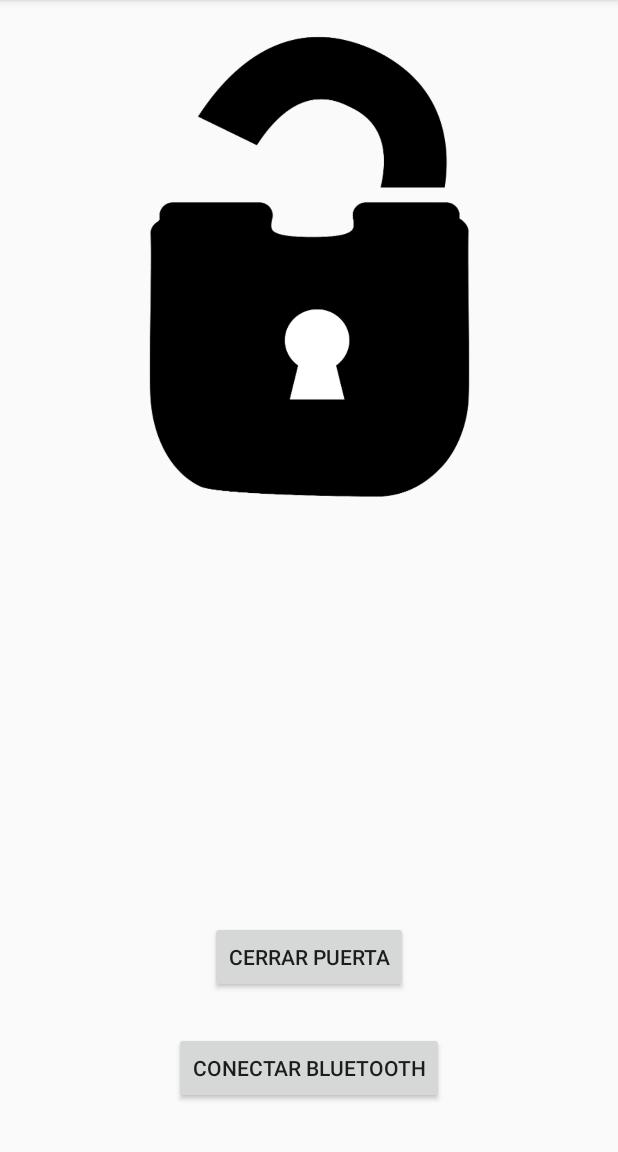
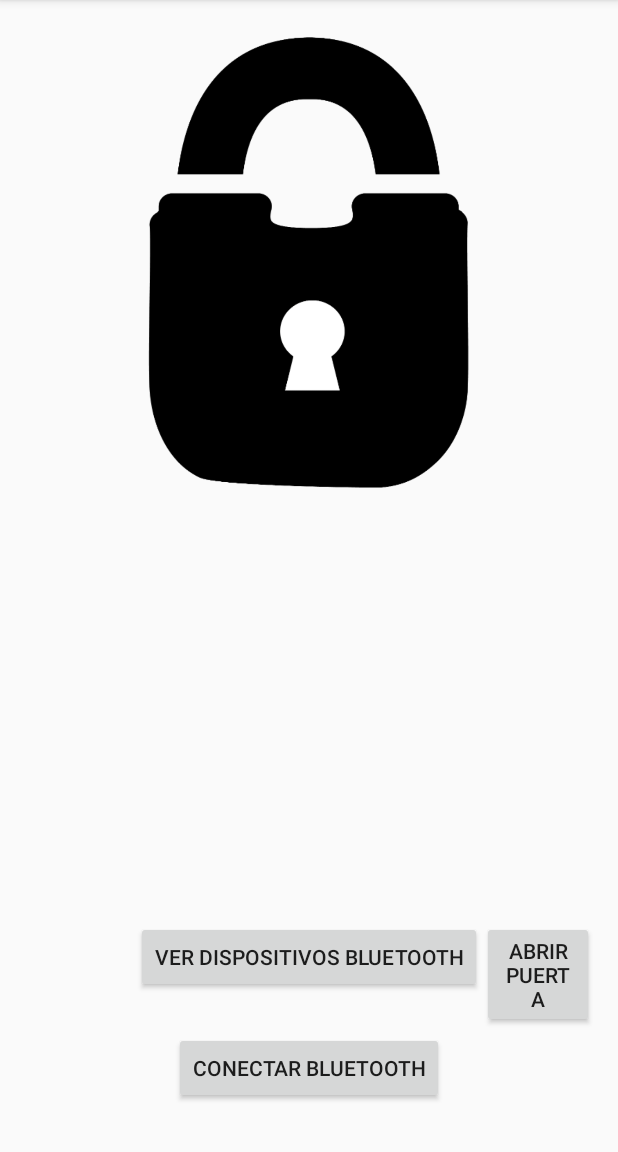
Before and after one commit to fmalessio/um-safe-door, an Android app: the screen it shows after launch (MainActivity), after a tap on an icon or button, on a phone screen of 412 x 824 dp, the part 84-1236 px from its top. Run offline under Robolectric (Android 15) with nearby library versions, the phone set to English and light mode, and no system bars.

Commit message:
Adding the bluetooth list activity

```diff
--- a/Andoird/SafeDoorUM/app/src/main/java/safedoorum/fmalessio/safedoorum/MainActivity.java
+++ b/Andoird/SafeDoorUM/app/src/main/java/safedoorum/fmalessio/safedoorum/MainActivity.java
@@ -21,6 +21,7 @@
     private ImageView lock_state_img;
     private Button lock_state_btn;
     private Button bluetooth_connect_btn;
+    private Button view_bluetooth_list_btn;
 
     private final String DEVICE_ADDRESS = "98:D3:71:FD:41:6D"; // MAC Address of Bluetooth Module
     private final UUID PORT_UUID = UUID.fromString("00001101-0000-1000-8000-00805f9b34fb");
@@ -36,6 +37,7 @@
         lock_state_img = findViewById(R.id.lock_state_img);
         lock_state_btn = findViewById(R.id.lock_state_btn);
         bluetooth_connect_btn = findViewById(R.id.bluetooth_connect_btn);
+        view_bluetooth_list_btn = findViewById(R.id.view_bluetooth_list_btn);
 
         // set vars
         door_closed = true;
@@ -48,12 +50,18 @@
         lock_state_img.setOnClickListener(changeLockStateListener());
         lock_state_btn.setOnClickListener(changeLockStateListener());
         bluetooth_connect_btn.setOnClickListener(bluetoothConnectionListener());
+        view_bluetooth_list_btn.setOnClickListener(viewBluetoothDevicesListener());
     }
 
     private View.OnClickListener changeLockStateListener() {
         return new View.OnClickListener() {
             @Override
             public void onClick(View v) {
+                if (socket == null) {
+                    Toast.makeText(getApplicationContext(), "No se ha conectado ningún dispositivo", Toast.LENGTH_LONG).show();
+                    return;
+                }
+
                 try {
                     if (door_closed) {
                         socket.getOutputStream().write("a".getBytes());
@@ -85,6 +93,18 @@
         };
     }
 
+    private View.OnClickListener viewBluetoothDevicesListener() {
+        return new View.OnClickListener() {
+            @Override
+            public void onClick(View v) {
+                Intent btList = new Intent(MainActivity.this, BluetoothListActivity.class);
+                startActivity(btList);
+                // TODO: return activity result
+                // https://developer.android.com/training/basics/intents/result?hl=es-419
+            }
+        };
+    }
+
     // Initializes bluetooth module
     public boolean initializeBT() {
         BluetoothAdapter bluetoothAdapter = BluetoothAdapter.getDefaultAdapter();
@@ -95,7 +115,7 @@
             return false;
         }
 
-        // Checks if bluetooth is enabled. If not, the program will ask permission from the user to enable it
+        // Checks if bluetooth is enabled.
         if (!bluetoothAdapter.isEnabled()) {
             Intent enableAdapter = new Intent(BluetoothAdapter.ACTION_REQUEST_ENABLE);
             startActivityForResult(enableAdapter, 0);
@@ -140,4 +160,10 @@
         return true;
     }
 
+    @Override
+    protected void onDestroy() {
+        // TODO: disconnect the bluetooth
+        super.onDestroy();
+    }
+
 }
--- a/Andoird/SafeDoorUM/app/src/main/res/layout/activity_main.xml
+++ b/Andoird/SafeDoorUM/app/src/main/res/layout/activity_main.xml
@@ -23,10 +23,18 @@
         android:id="@+id/lock_state_btn"
         android:layout_width="wrap_content"
         android:layout_height="wrap_content"
+        android:layout_alignTop="@+id/view_bluetooth_list_btn"
+        android:layout_toEndOf="@+id/view_bluetooth_list_btn"
+        android:text="@string/open_door" />
+
+    <Button
+        android:id="@+id/view_bluetooth_list_btn"
+        android:layout_width="wrap_content"
+        android:layout_height="wrap_content"
         android:layout_alignParentBottom="true"
         android:layout_centerHorizontal="true"
         android:layout_marginBottom="90dp"
-        android:text="@string/open_door" />
+        android:text="@string/view_bluetooth_list" />
 
     <Button
         android:id="@+id/bluetooth_connect_btn"
--- a/Andoird/SafeDoorUM/app/src/main/res/values/dimens.xml
+++ b/Andoird/SafeDoorUM/app/src/main/res/values/dimens.xml
@@ -2,4 +2,7 @@
     <!-- Default screen margins, per the Android Design guidelines. -->
     <dimen name="activity_horizontal_margin">16dp</dimen>
     <dimen name="activity_vertical_margin">16dp</dimen>
+    <dimen name="app_bar_height">180dp</dimen>
+    <dimen name="fab_margin">16dp</dimen>
+    <dimen name="text_margin">16dp</dimen>
 </resources>
--- a/Andoird/SafeDoorUM/app/src/main/res/values/strings.xml
+++ b/Andoird/SafeDoorUM/app/src/main/res/values/strings.xml
@@ -1,9 +1,9 @@
 <resources>
     <string name="app_name">Safe Door UM</string>
-    <string name="test1">fmalessio1</string>
-    <string name="test2">fmalessio2</string>
-    <string name="test3">fmalessio3</string>
     <string name="open_door">Abrir puerta</string>
     <string name="close_door">Cerrar puerta</string>
     <string name="connect_bluetooth">Conectar bluetooth</string>
+    <string name="title_activity_bluetooth_list">Lista dispositivos bluetooth</string>
+    <string name="view_bluetooth_list">Ver dispositivos bluetooth</string>
+    <string name="action_settings">Settings</string>
 </resources>
--- a/Andoird/SafeDoorUM/app/src/main/res/values/styles.xml
+++ b/Andoird/SafeDoorUM/app/src/main/res/values/styles.xml
@@ -8,4 +8,13 @@
         <item name="colorAccent">@color/colorAccent</item>
     </style>
 
+    <style name="AppTheme.NoActionBar">
+        <item name="windowActionBar">false</item>
+        <item name="windowNoTitle">true</item>
+    </style>
+
+    <style name="AppTheme.AppBarOverlay" parent="ThemeOverlay.AppCompat.Dark.ActionBar" />
+
+    <style name="AppTheme.PopupOverlay" parent="ThemeOverlay.AppCompat.Light" />
+
 </resources>
```
Also changed, not shown: Andoird/SafeDoorUM/app/src/main/AndroidManifest.xml (+6 -1 lines), Andoird/SafeDoorUM/app/src/main/java/safedoorum/fmalessio/safedoorum/BluetoothListActivity.java (added, +122 -0 lines), Andoird/SafeDoorUM/app/src/main/res/layout/activity_bluetooth_list.xml (added, +38 -0 lines), Andoird/SafeDoorUM/app/src/main/res/layout/content_bluetooth_list.xml (added, +16 -0 lines), Andoird/SafeDoorUM/app/src/main/res/menu/menu_bluetooth_list.xml (added, +10 -0 lines).
